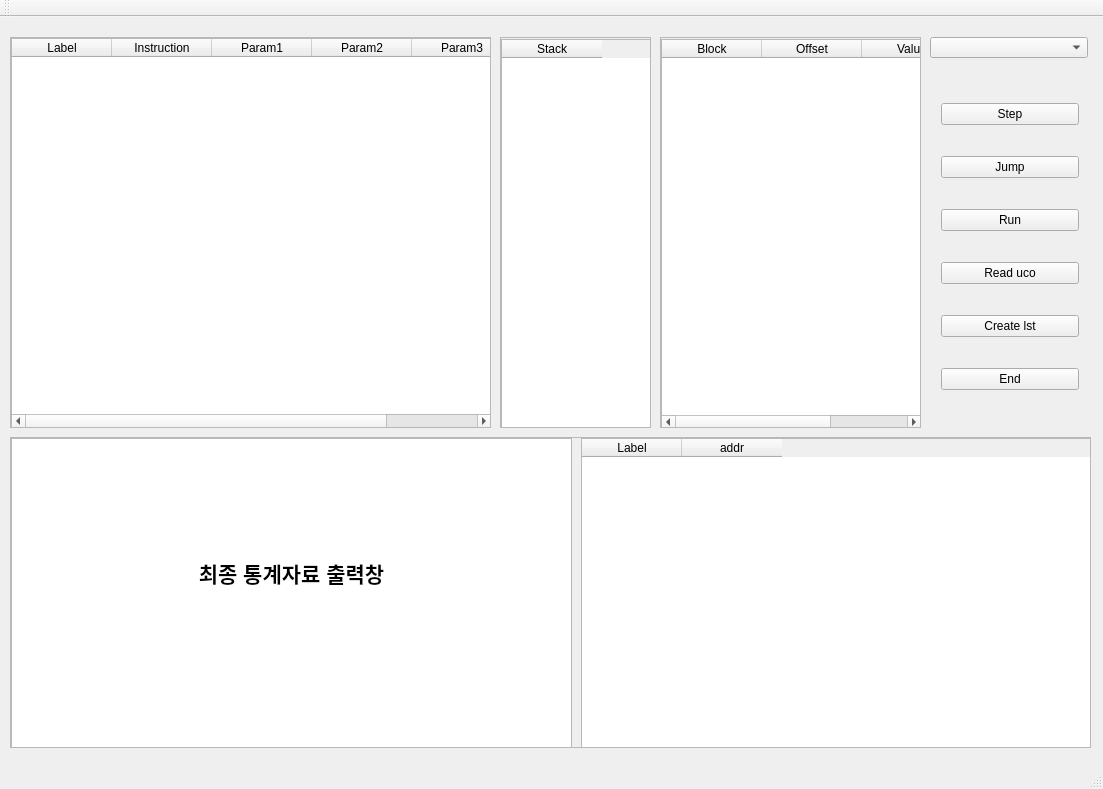
This is UCodeInterpreter/UCodeInterpreter.ui in joohyeson/UCodeInterpreter as Qt 5 draws it before an edit. The edited form follows.
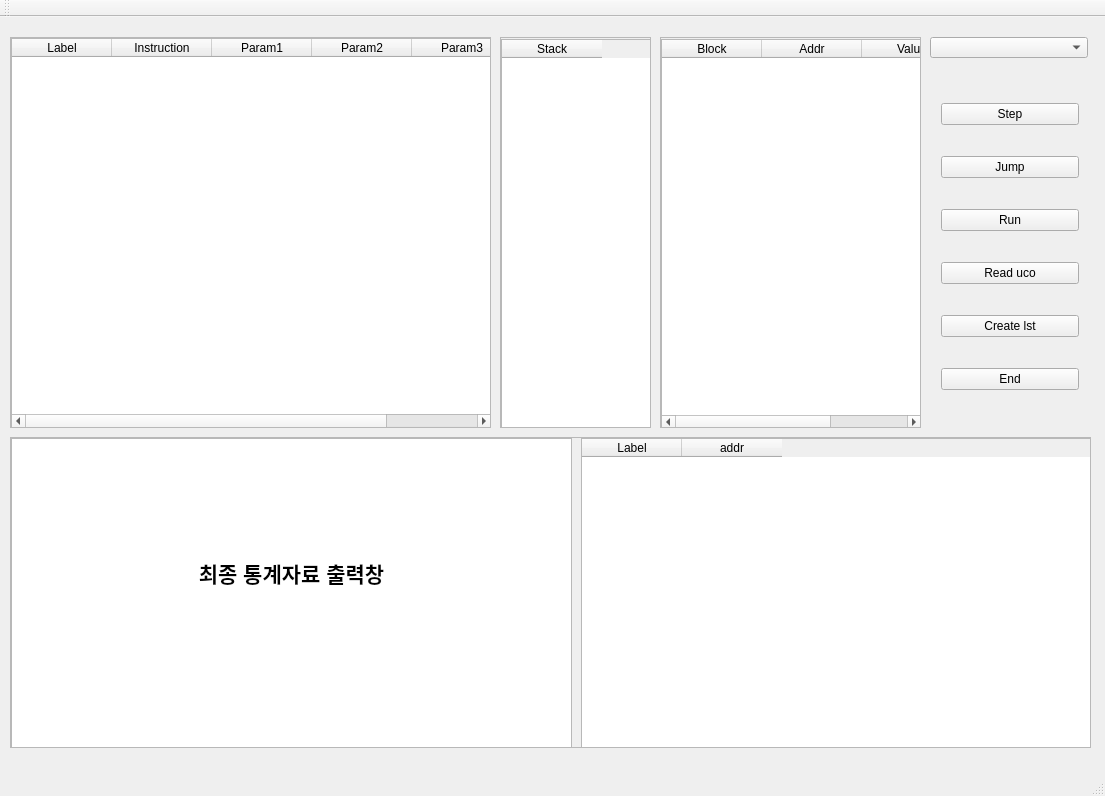
This is the edited form.

Commit message: 지금까지 오류 고친거

Patch:
```diff
--- a/UCodeInterpreter/UCodeInterpreter.ui
+++ b/UCodeInterpreter/UCodeInterpreter.ui
@@ -6,8 +6,8 @@
    <rect>
     <x>0</x>
     <y>0</y>
-    <width>1103</width>
-    <height>789</height>
+    <width>1105</width>
+    <height>796</height>
    </rect>
   </property>
   <property name="windowTitle">
@@ -185,7 +185,7 @@
       </column>
       <column>
        <property name="text">
-        <string>Offset</string>
+        <string>Addr</string>
        </property>
       </column>
       <column>
```
Left out of the diff: 2 changed lines with no effect on the pictures. The commit also changes 2 other files.
